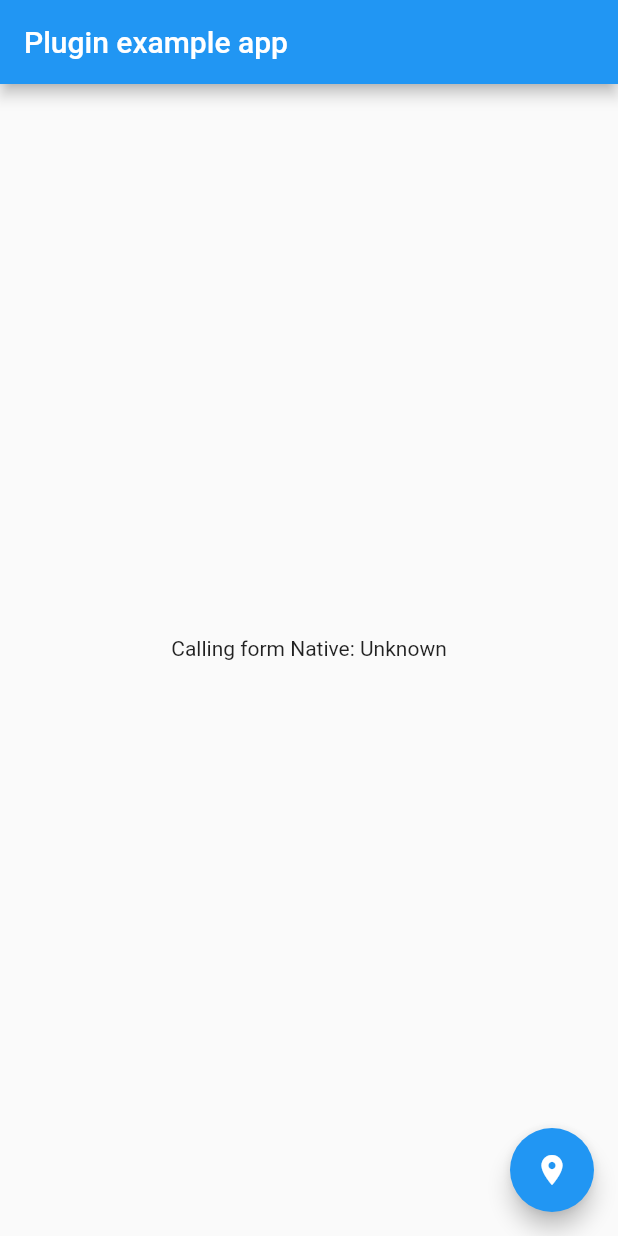
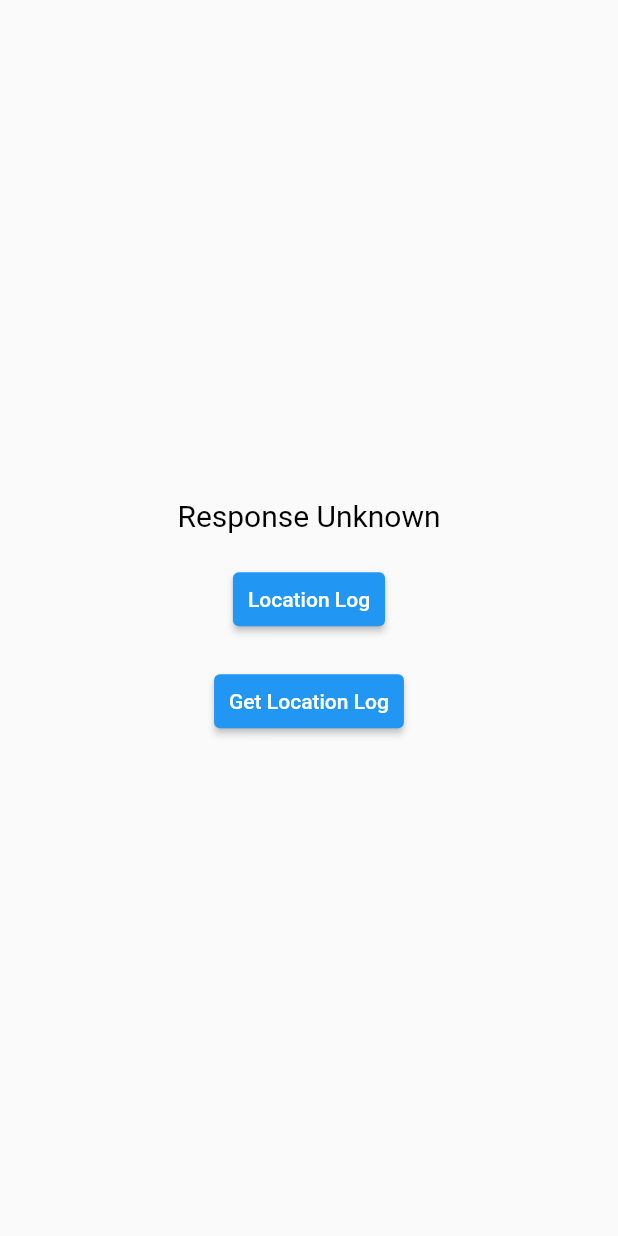
Before and after one commit to jigarfumakiya/location_pulgin, a Flutter app: the screen it shows after launch, on a phone screen of 412 x 824 dp. Run offline on Flutter 3.47's test engine with Material 2 defaults, Android fonts, the phone set to English and light mode, and no system bars; our stand-ins replace bot_toast; missing offline and left inert: location_permissions.

Commit message:
Updated Example

```diff
--- /dev/null
+++ b/example/lib/HomeScreen.dart
@@ -0,0 +1,111 @@
+import 'package:bot_toast/bot_toast.dart';
+import 'package:flutter/material.dart';
+import 'package:location_plugin/location_plugin.dart';
+
+class HomeScreen extends StatefulWidget {
+  @override
+  _HomeScreenState createState() => _HomeScreenState();
+}
+
+class _HomeScreenState extends State<HomeScreen> {
+  String _response = 'Unknown';
+  LocationPlugin _locationPlugin = new LocationPlugin();
+
+  //class methods and utils
+  Future<void> postRequest() async {
+    showDialog(
+      context: context,
+      builder: (context) {
+        return Center(child: CircularProgressIndicator(strokeWidth: 5));
+      },
+    );
+    try {
+      String baseUrl =
+          'https://6045d210f0c6dc00177b0cba.mockapi.io/postGeoInfo';
+      Map<String, dynamic> postData = new Map<String, dynamic>();
+      postData['lat'] = 22.2587;
+      postData['long'] = 71.1924;
+      postData['extra'] = 'Gujarat';
+
+      APIRequest apiRequest = new APIRequest(
+          baseUrl: baseUrl, methods: RequestMethods.POST, data: postData);
+
+      String response = await _locationPlugin.locationLog(request: apiRequest);
+      setState(() {
+        _response = response;
+      });
+
+      BotToast.showText(text: response);
+      Navigator.pop(context);
+    } catch (e) {
+      Navigator.pop(context);
+      BotToast.showText(text: e.toString());
+      throw e;
+    }
+  }
+
+  Future<void> getLocationPostRequest() async {
+    showDialog(
+      context: context,
+      builder: (context) {
+        return Center(child: CircularProgressIndicator(strokeWidth: 5));
+      },
+    );
+    try {
+      String baseUrl =
+          'https://6045d210f0c6dc00177b0cba.mockapi.io/postGeoInfo';
+      Map<String, dynamic> postData = new Map<String, dynamic>();
+      postData['lat'] = 22.2587;
+      postData['long'] = 71.1924;
+      postData['extra'] = 'Gujarat';
+
+      APIRequest apiRequest = new APIRequest(
+          baseUrl: baseUrl, methods: RequestMethods.POST, data: postData);
+
+      String response = await _locationPlugin.locationLog(request: apiRequest);
+      setState(() {
+        _response = response;
+      });
+
+      BotToast.showText(text: response);
+      Navigator.pop(context);
+    } catch (e) {
+      Navigator.pop(context);
+      BotToast.showText(text: e.toString());
+      throw e;
+    }
+  }
+
+  @override
+  Widget build(BuildContext context) {
+    return Scaffold(
+      body: Container(
+        width: double.infinity,
+        child: Column(
+          mainAxisAlignment: MainAxisAlignment.center,
+          crossAxisAlignment: CrossAxisAlignment.center,
+          children: [
+            Text('Response ' + _response,
+                style: TextStyle(color: Colors.black, fontSize: 20)),
+            SizedBox(height: 20),
+            ElevatedButton(
+              onPressed: postRequest,
+              child:
+                  Text('Location Log', style: TextStyle(color: Colors.white)),
+              style: ElevatedButton.styleFrom(
+                  primary: Colors.blue, padding: EdgeInsets.all(10)),
+            ),
+            SizedBox(height: 20),
+            ElevatedButton(
+              onPressed: postRequest,
+              child: Text('Get Location Log',
+                  style: TextStyle(color: Colors.white)),
+              style: ElevatedButton.styleFrom(
+                  primary: Colors.blue, padding: EdgeInsets.all(10)),
+            )
+          ],
+        ),
+      ),
+    );
+  }
+}
--- a/example/lib/main.dart
+++ b/example/lib/main.dart
@@ -1,8 +1,6 @@
+import 'package:bot_toast/bot_toast.dart';
 import 'package:flutter/material.dart';
-import 'dart:async';
-
-import 'package:flutter/services.dart';
-import 'package:location_plugin/location_plugin.dart';
+import 'package:location_plugin_example/HomeScreen.dart';
 
 void main() {
   runApp(MyApp());
@@ -47,21 +45,9 @@ class _MyAppState extends State<MyApp> {
   @override
   Widget build(BuildContext context) {
     return MaterialApp(
-      home: Scaffold(
-        appBar: AppBar(
-          title: const Text('Plugin example app'),
-        ),
-        body: Center(
-          child: Text('Calling form Native: $_platformVersion\n'),
-        ),
-        floatingActionButton: FloatingActionButton(
-          onPressed: initPlatformState,
-          child: IconButton(
-            onPressed: initPlatformState,
-            icon: Icon(Icons.location_on),
-          ),
-        ),
-      ),
+      builder: BotToastInit(),
+      navigatorObservers: [BotToastNavigatorObserver()], //2.
+      home: HomeScreen(),
     );
   }
 }
--- a/example/pubspec.yaml
+++ b/example/pubspec.yaml
@@ -23,6 +23,8 @@ dependencies:
   # The following adds the Cupertino Icons font to your application.
   # Use with the CupertinoIcons class for iOS style icons.
   cupertino_icons: ^1.0.2
+  bot_toast: ^4.0.0+1
+
 
 dev_dependencies:
   flutter_test:
```
Also changed, not shown: example/pubspec.lock, 1 other file.
